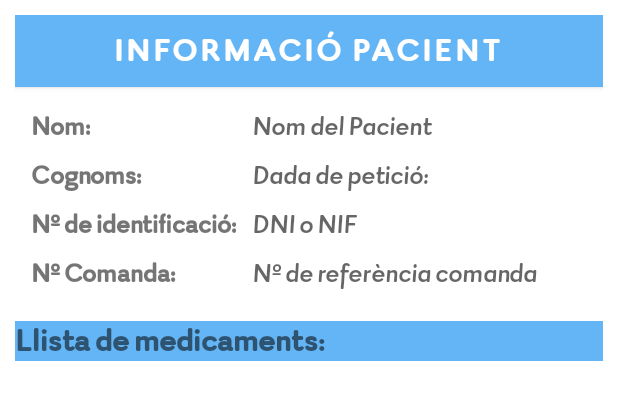
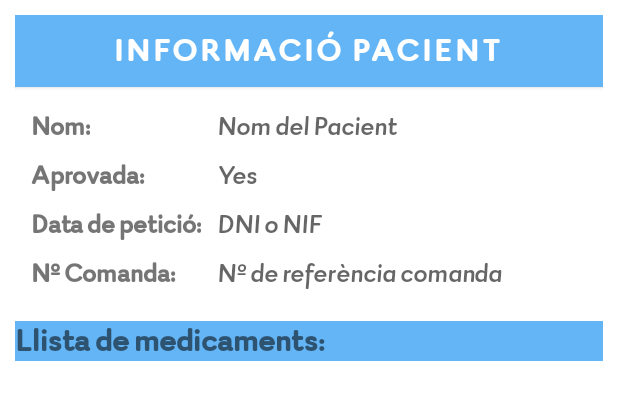
Before and after one commit to PTIN-2023/app, an Android app: the layout fragment_detalles_peticion.xml on its own in the app's theme, with its tools: preview values and no code run, on a phone screen of 412 x 824 dp. Shown: the top 400 px of the screen. Run offline under Robolectric (Android 15) with nearby library versions, the phone set to English and light mode, and no system bars.

Commit message:
Cambios layout detalles petición médico

```diff
--- a/app/src/main/res/layout/fragment_detalles_peticion.xml
+++ b/app/src/main/res/layout/fragment_detalles_peticion.xml
@@ -53,7 +53,7 @@
                 android:layout_margin="5dp"
                 android:fontFamily="@font/rinkart"
                 android:textSize="18dp"
-                android:text="@string/cognoms_info_pacient" />
+                android:text="@string/aprobar" />
 
             <TextView
                 android:id="@+id/textView5"
@@ -65,7 +65,7 @@
                 android:layout_margin="5dp"
                 android:fontFamily="@font/rinkart"
                 android:textSize="18dp"
-                android:text="@string/n_id_info_pacient" />
+                android:text="@string/info_fecha_peticion" />
 
             <TextView
                 android:id="@+id/textView8"
@@ -99,7 +99,7 @@
                 android:layout_column="1"
                 android:layout_margin="5dp"
                 android:textSize="18dp"
-                android:hint="@string/info_fecha_peticion" />
+                android:hint="Yes" />
 
             <TextView
                 android:id="@+id/txt_dni_historial"
@@ -134,11 +134,12 @@
             android:textStyle="bold"
             android:text="@string/llista_medicaments" />
 
-        <ListView
+        <androidx.recyclerview.widget.RecyclerView
             android:id="@+id/ListView_Peticion"
             android:layout_width="match_parent"
-            android:layout_height="match_parent"
-            android:layout_margin="2dp" />
+            android:layout_height="wrap_content"
+            android:layout_marginTop="10dp"
+            android:layout_marginBottom="5dp" />
 
     </LinearLayout>
 
--- a/app/src/main/res/values/strings.xml
+++ b/app/src/main/res/values/strings.xml
@@ -71,7 +71,7 @@
     <string name="n_id_info_pacient">Nº de identificació:</string>
     <string name="n_comanda_info_pacient">Nº Comanda:</string>
     <string name="info_pacient_nom">Nom del Pacient</string>
-    <string name="info_fecha_peticion">Dada de petició:</string>
+    <string name="info_fecha_peticion">Data de petició:</string>
     <string name="n_ref_comanda">Nº de referència comanda</string>
     <string name="llista_medicaments">Llista de medicaments:</string>
     <string name="info_pacient_aceptar">Acceptar</string>
@@ -82,6 +82,7 @@
     <string name="id_cognom_metge">Cognoms del metge</string>
 
     //fragment_detalles_peticion.xml
+    <string name="aprobar">Aprovada:</string>
 
     //fragment_historial_paciente.xml
     <string name="info_medico">Informe mèdic</string>
```
Also changed, not shown: 1 other file.
